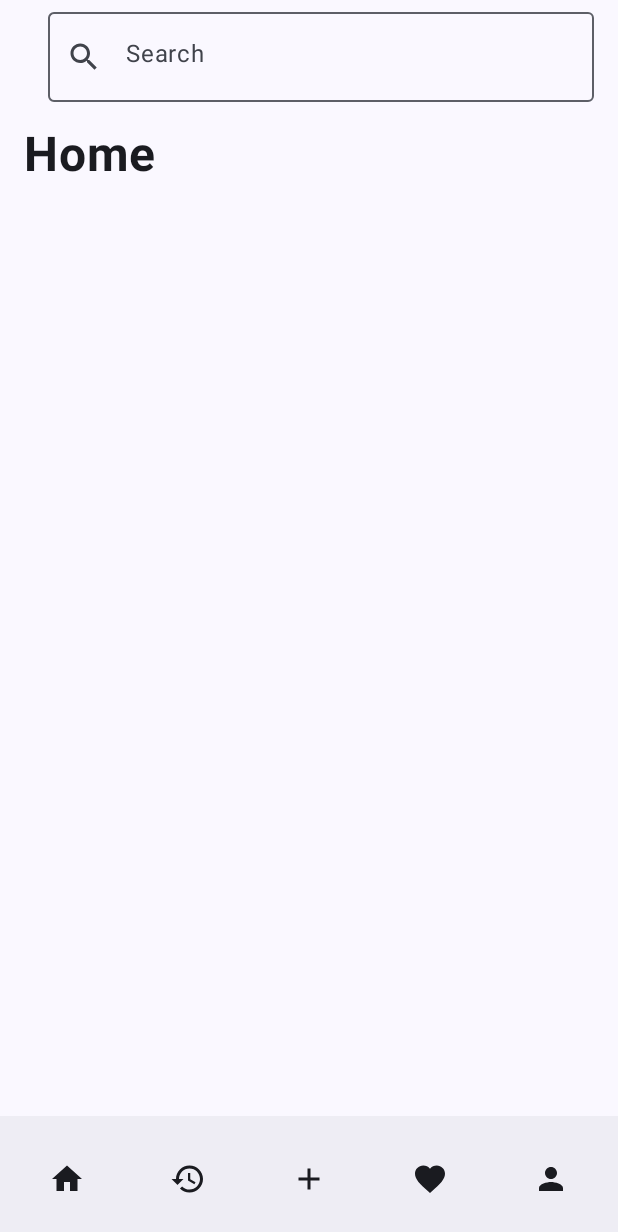
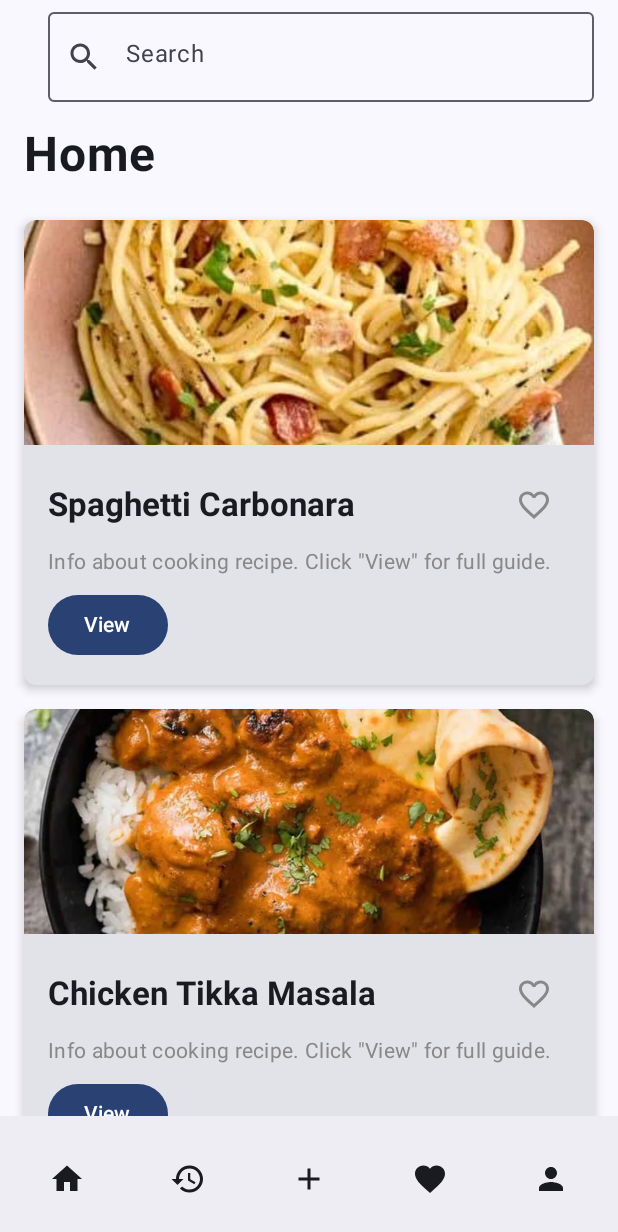
Before and after one commit to ChrisLavin04/CookingRecipeApp, an Android app built with Jetpack Compose: the @Preview function HomeScreenPreview, on a phone screen of 412 x 824 dp. Shown: the top 1232 px of the screen. Run offline under Robolectric (Android 15) with nearby library versions, the phone set to English and light mode, and no system bars; our stand-ins replace Room's generated code.

```diff
--- a/app/src/main/java/com/example/cookingrecipeapp/MainActivity.kt
+++ b/app/src/main/java/com/example/cookingrecipeapp/MainActivity.kt
@@ -221,11 +221,87 @@ fun RecipeCard(navController: NavController, recipe: Recipe, onDelete: (() -> Un
     }
 }
 
+@OptIn(ExperimentalMaterial3Api::class)
 @Preview(showBackground = true)
 @Composable
 fun HomeScreenPreview() {
     CookingRecipeAppTheme {
-        HomeScreen(rememberNavController())
+        val navController = rememberNavController()
+
+        Scaffold(
+            topBar = {
+                TopAppBar(
+                    title = {
+                        OutlinedTextField(
+                            value = "",
+                            onValueChange = { },
+                            label = { Text("Search") },
+                            leadingIcon = { Icon(Icons.Default.Search, contentDescription = "Search Icon") },
+                            modifier = Modifier
+                                .fillMaxWidth()
+                                .padding(horizontal = 16.dp)
+                        )
+                    }
+                )
+            },
+            bottomBar = {
+                BottomAppBar {
+                    Row(
+                        modifier = Modifier.fillMaxWidth(),
+                        horizontalArrangement = Arrangement.SpaceAround
+                    ) {
+                        IconButton(onClick = { }) {
+                            Icon(Icons.Default.Home, contentDescription = "Home")
+                        }
+                        IconButton(onClick = { }) {
+                            Icon(Icons.Outlined.History, contentDescription = "History")
+                        }
+                        IconButton(onClick = { }) {
+                            Icon(Icons.Default.Add, contentDescription = "Add")
+                        }
+                        IconButton(onClick = { }) {
+                            Icon(Icons.Default.Favorite, contentDescription = "Favorites")
+                        }
+                        IconButton(onClick = { }) {
+                            Icon(Icons.Default.Person, contentDescription = "Profile")
+                        }
+                    }
+                }
+            }
+        ) { innerPadding ->
+            Column(modifier = Modifier.padding(innerPadding)) {
+                Text(
+                    text = "Home",
+                    fontSize = 32.sp,
+                    fontWeight = FontWeight.Bold,
+                    modifier = Modifier.padding(16.dp)
+                )
+                LazyColumn(
+                    modifier = Modifier.fillMaxSize()
+                ) {
+                    items(2) { index ->
+                        val previewRecipe = if (index == 0) {
+                            Recipe(
+                                id = 1,
+                                name = "Spaghetti Carbonara",
+                                ingredients = "Spaghetti, Eggs, Pancetta, Parmesan Cheese, Black Pepper",
+                                guide = "A delicious pasta dish.",
+                                image = R.drawable.spaghetti_carbonara
+                            )
+                        } else {
+                            Recipe(
+                                id = 2,
+                                name = "Chicken Tikka Masala",
+                                ingredients = "Chicken, Yogurt, Tomato Puree, Onion, Garam Masala",
+                                guide = "Marinate chicken in yogurt and spices.",
+                                image = R.drawable.chicken_tikka_masala
+                            )
+                        }
+                        RecipeCard(navController, previewRecipe, onToggleFavorite = { })
+                    }
+                }
+            }
+        }
     }
 }
 
--- a/app/src/main/java/com/example/cookingrecipeapp/ui/EditRecipeScreen.kt
+++ b/app/src/main/java/com/example/cookingrecipeapp/ui/EditRecipeScreen.kt
@@ -53,7 +53,10 @@ import com.example.cookingrecipeapp.viewmodel.RecipeViewModel
 import com.example.cookingrecipeapp.viewmodel.RecipeViewModelFactory
 import android.app.Application
 import android.net.Uri
+import androidx.compose.ui.tooling.preview.Preview
+import androidx.navigation.compose.rememberNavController
 import coil.compose.AsyncImage
+import com.example.cookingrecipeapp.ui.theme.CookingRecipeAppTheme
 
 
 @Composable
@@ -249,3 +252,11 @@ fun EditRecipeScreen(
         }
     }
 }
+
+@Preview(showBackground = true)
+@Composable
+fun EditRecipeScreenPreview() {
+    CookingRecipeAppTheme {
+        EditRecipeScreen(navController = rememberNavController(), recipeId = 1)
+    }
+}
```
